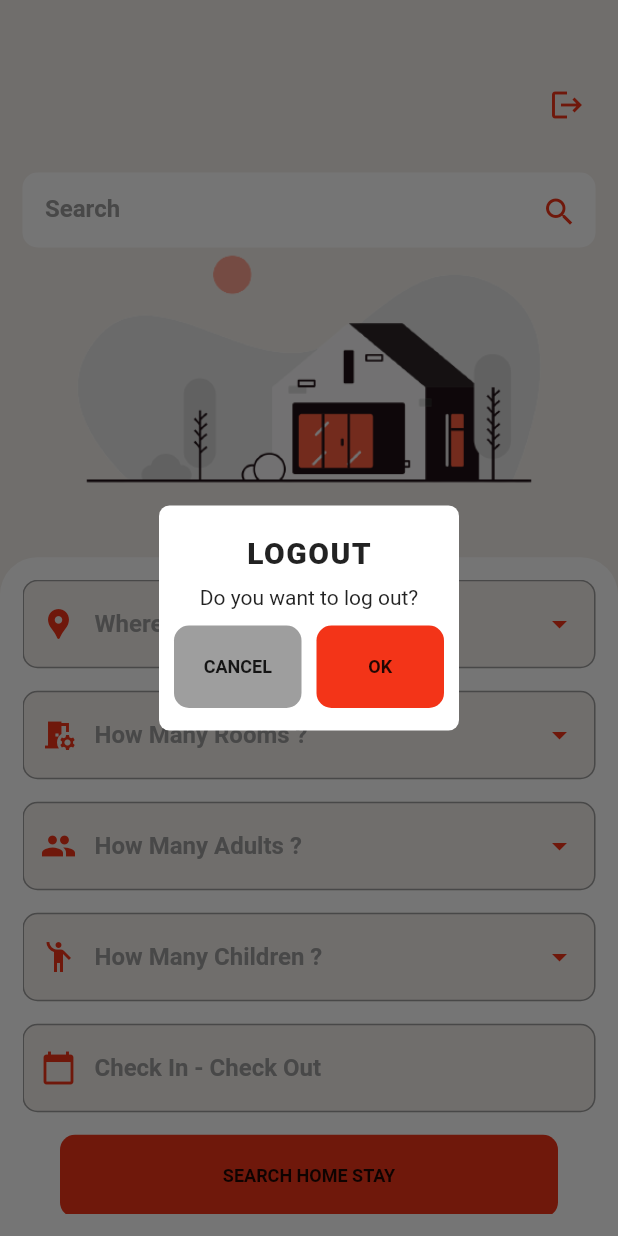
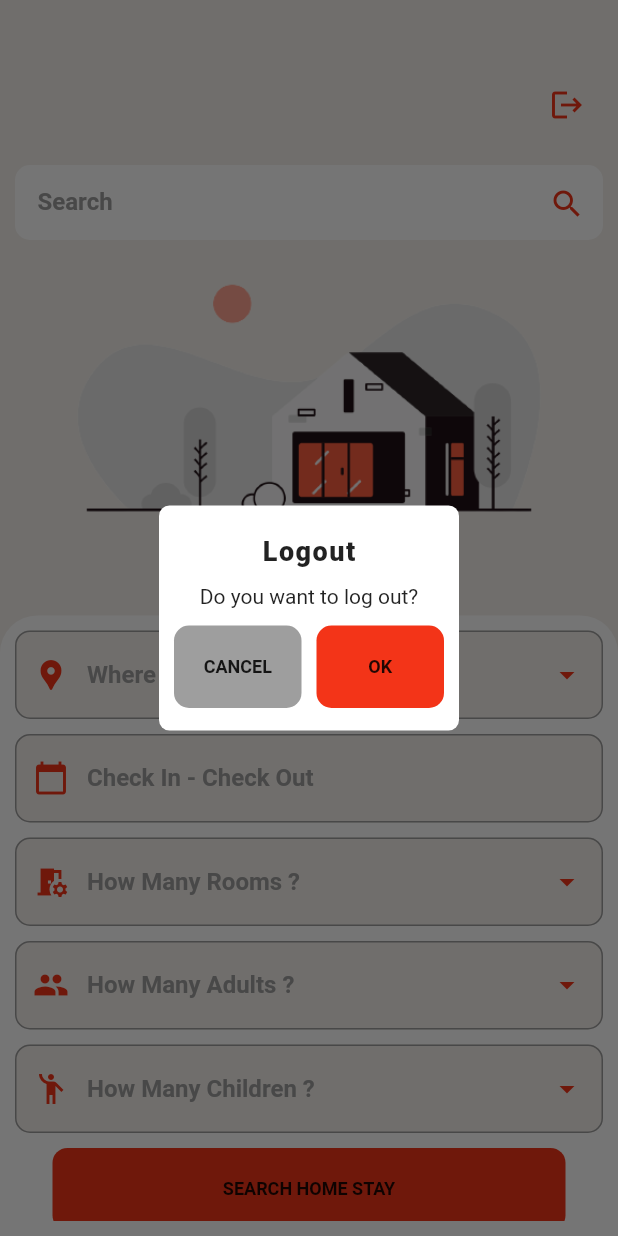
Before and after one commit to npst6/flutter_booking_mobile_app, a Flutter app: the HomeScreen screen opened directly, after a tap on the "logout" icon, on a phone screen of 412 x 824 dp. Run offline on Flutter 3.47's test engine with Material 2 defaults, Android fonts, the phone set to English and light mode, and no system bars; our stand-ins replace cloud_firestore, firebase_auth, firebase_core, firebase_storage, flutter_svg, fluttertoast and 3 more; missing offline and left inert: date_range_picker; accounts and stored records are empty; network calls fail.

Commit message:
Revert "fix bug"
This reverts commit 124d6392524d2eadaea9bcc3b38c977b3b9f6414.

```diff
--- a/lib/app/home/home_screen.dart
+++ b/lib/app/home/home_screen.dart
@@ -2,6 +2,7 @@
 
 import 'package:flutter/widgets.dart';
 import 'package:flutter/material.dart';
+import 'package:flutter_booking_mobile_app/app/search/output_search_screen.dart';
 import 'package:provider/provider.dart';
 import 'package:flutter_booking_mobile_app/ui/color.dart';
 import 'package:flutter_booking_mobile_app/theme/theme.dart';
@@ -19,7 +20,6 @@ import 'package:flutter_booking_mobile_app/app/home/bloc/home_bloc.dart';
 import 'package:flutter_booking_mobile_app/app/profile/profile_screen.dart';
 import 'package:date_range_picker/date_range_picker.dart' as DateRagePicker;
 import 'package:flutter_booking_mobile_app/app/fire_base/fire_base_auth.dart';
-import 'package:flutter_booking_mobile_app/app/search/output_search_screen.dart';
 import 'package:flutter_booking_mobile_app/remote/province_response/province_response.dart';
 
 ///HomeScreen StatefulWidget
@@ -208,11 +208,11 @@ class _HomeScreenState extends State<HomeScreen> {
                                         children: [
                                           Text(
                                             ///Text
-                                            "Logout".toUpperCase(),
+                                            "Logout",
 
                                             style: TextStyle(
                                               ///Text size
-                                              fontSize: 20,
+                                              fontSize: 18,
 
                                               ///Text weight
                                               fontWeight: FontWeight.w900,
@@ -294,7 +294,7 @@ class _HomeScreenState extends State<HomeScreen> {
 
                       child: Padding(
                         ///Padding
-                        padding: const EdgeInsets.all(15),
+                        padding: const EdgeInsets.all(10),
 
                         child: Container(
                           decoration: BoxDecoration(
@@ -349,8 +349,8 @@ class _HomeScreenState extends State<HomeScreen> {
                                   ///onPressed
                                   onPressed: () {
                                     if (_formKey.currentState.validate()) {
-                                      OrderUtils().setOrder(
-                                          startDay, endDay, numberRoom);
+                                      OrderUtils()
+                                          .setOrder(startDay, endDay, numberRoom);
                                       homeBloc.searchRoom(
                                         numberRoom: numberRoom,
                                         startDay: startDay,
@@ -375,7 +375,7 @@ class _HomeScreenState extends State<HomeScreen> {
                 ),
                 Expanded(
                   ///Flex
-                  flex: 5,
+                  flex: 4,
 
                   child: Container(
                     ///Container width
@@ -394,7 +394,7 @@ class _HomeScreenState extends State<HomeScreen> {
 
                     child: Padding(
                       ///Padding
-                      padding: const EdgeInsets.all(15),
+                      padding: const EdgeInsets.all(10),
 
                       child: SingleChildScrollView(
                         child: Column(
@@ -421,6 +421,7 @@ class _HomeScreenState extends State<HomeScreen> {
                                     ///Item
                                     items: items,
 
+
                                     ///Icon
                                     iconData: Icons.location_pin,
 
@@ -438,7 +439,79 @@ class _HomeScreenState extends State<HomeScreen> {
                             ),
 
                             const SizedBox(
-                              height: 15,
+                              height: 10,
+                            ),
+
+                            Stack(
+                              children: [
+                                XTextFormField(
+                                  ///enable
+
+
+                                  ///controllerTime
+                                  controller: controllerTime,
+
+                                  ///Hint text
+                                  hintText: "Check In - Check Out",
+
+                                  ///Check empty field
+                                  funcValidation: ValidateData.validEmpty,
+
+                                  ///prefixIcon
+                                  prefixIcon: Icon(
+                                    ///Icon
+                                    Icons.calendar_today,
+
+                                    ///Icon color
+                                    color: AppColors.primaryColor,
+                                  ),
+                                ),
+                                GestureDetector(
+                                  ///onTap
+                                  onTap: () async{
+                                    final List<DateTime> picked =
+                                        await DateRagePicker.showDatePicker(
+                                      ///context
+                                      context: context,
+
+                                      ///initialFirstDate
+                                      initialFirstDate: new DateTime.now(),
+
+                                      ///initialLastDate
+                                      initialLastDate: (new DateTime.now()).add(
+                                        new Duration(days: 7),
+                                      ),
+
+                                      ///firstDate
+                                      firstDate: new DateTime(2015),
+
+                                      ///lastDate
+                                      lastDate: new DateTime(2025),
+                                    );
+                                    if (picked != null && picked.length == 2) {
+                                      ///startDay
+                                      startDay = picked[0].toIso8601String();
+
+                                      ///endDay
+                                      endDay = picked[1].toIso8601String();
+
+                                      ///controllerTime
+                                      controllerTime.text =
+                                      "${picked[0].day}/${picked[0].month}-${picked[1].day}/${picked[1].month}/${picked[0].year}";
+                                    }
+                                  },
+                                  child: Container(
+
+                                    height: 55,
+                                    color:Colors.transparent,
+                                    width:double.infinity,
+                                  ),
+                                )
+                              ],
+                            ),
+
+                            const SizedBox(
+                              height: 10,
                             ),
 
                             TextFieldChoose(
@@ -469,7 +542,7 @@ class _HomeScreenState extends State<HomeScreen> {
                             ),
 
                             const SizedBox(
-                              height: 15,
+                              height: 10,
                             ),
 
                             TextFieldChoose(
@@ -500,7 +573,7 @@ class _HomeScreenState extends State<HomeScreen> {
                             ),
 
                             const SizedBox(
-                              height: 15,
+                              height: 10,
                             ),
 
                             TextFieldChoose(
@@ -531,83 +604,12 @@ class _HomeScreenState extends State<HomeScreen> {
                             ),
 
                             const SizedBox(
-                              height: 15,
-                            ),
-
-                            Stack(
-                              children: [
-                                XTextFormField(
-                                  ///enable
-
-                                  ///controllerTime
-                                  controller: controllerTime,
-
-                                  ///Hint text
-                                  hintText: "Check In - Check Out",
-
-                                  ///Check empty field
-                                  funcValidation: ValidateData.validEmpty,
-
-                                  ///prefixIcon
-                                  prefixIcon: Icon(
-                                    ///Icon
-                                    Icons.calendar_today,
-
-                                    ///Icon color
-                                    color: AppColors.primaryColor,
-                                  ),
-                                ),
-                                GestureDetector(
-                                  ///onTap
-                                  onTap: () async {
-                                    final List<DateTime> picked =
-                                    await DateRagePicker.showDatePicker(
-                                      ///context
-                                      context: context,
-
-                                      ///initialFirstDate
-                                      initialFirstDate: new DateTime.now(),
-
-                                      ///initialLastDate
-                                      initialLastDate: (new DateTime.now()).add(
-                                        new Duration(days: 7),
-                                      ),
-
-                                      ///firstDate
-                                      firstDate: new DateTime(2015),
-
-                                      ///lastDate
-                                      lastDate: new DateTime(2025),
-                                    );
-                                    if (picked != null && picked.length == 2) {
-                                      ///startDay
-                                      startDay = picked[0].toIso8601String();
-
-                                      ///endDay
-                                      endDay = picked[1].toIso8601String();
-
-                                      ///controllerTime
-                                      controllerTime.text =
-                                      "${picked[0].day}/${picked[0].month}-${picked[1].day}/${picked[1].month}/${picked[0].year}";
-                                    }
-                                  },
-                                  child: Container(
-                                    height: 55,
-                                    color: Colors.transparent,
-                                    width: double.infinity,
-                                  ),
-                                )
-                              ],
-                            ),
-
-                            const SizedBox(
-                              height: 15,
+                              height: 10,
                             ),
 
                             ///Search for button
                             Padding(
-                              padding:
-                                  const EdgeInsets.symmetric(horizontal: 25),
+                              padding: const EdgeInsets.symmetric(horizontal: 25),
                               child: XButton(
                                 "Search Home Stay",
                                 () {
--- a/lib/app/login/login_screen.dart
+++ b/lib/app/login/login_screen.dart
@@ -205,7 +205,7 @@ class _LoginScreenState extends State<LoginScreen> {
                       hintText: "Enter your password",
 
                       ///Check empty field
-                      funcValidation: ValidateData.validPassword,
+                      funcValidation: ValidateData.validPass,
 
                       prefixIcon: Icon(
                         ///Icon password box
--- a/lib/app/my_home_stay/edit_room.dart
+++ b/lib/app/my_home_stay/edit_room.dart
@@ -669,7 +669,7 @@ class _NewRoomState extends State<EditRoomScreen> {
                     ),
                     TextFieldChoose(
                       ///Icon
-                      iconData: Icons.room_preferences,
+                      iconData: Icons.room_preferences_outlined,
 
                       ///callBack
                       callBack: (val) {
--- a/lib/app/profile/widget/account_screen.dart
+++ b/lib/app/profile/widget/account_screen.dart
@@ -209,7 +209,7 @@ class _AccountScreenState extends State<AccountScreen> {
 
                       Text(
                         ///Text
-                        "Your Contact",
+                        "Your Contact Information",
                         style: TextStyle(
                           ///Text size
                           fontSize: 15,
@@ -268,7 +268,7 @@ class _AccountScreenState extends State<AccountScreen> {
                       XTextFormField(
                         ///controllerPass
                         controller: controllerPass,
-                        funcValidation: ValidateData.validPassword,
+                        funcValidation: ValidateData.validChangePass,
 
                         ///prefixIcon
                         prefixIcon: Icon(
```
Also changed, not shown: lib/utils/validate_data.dart (+8 -2 lines), 1 other file.
